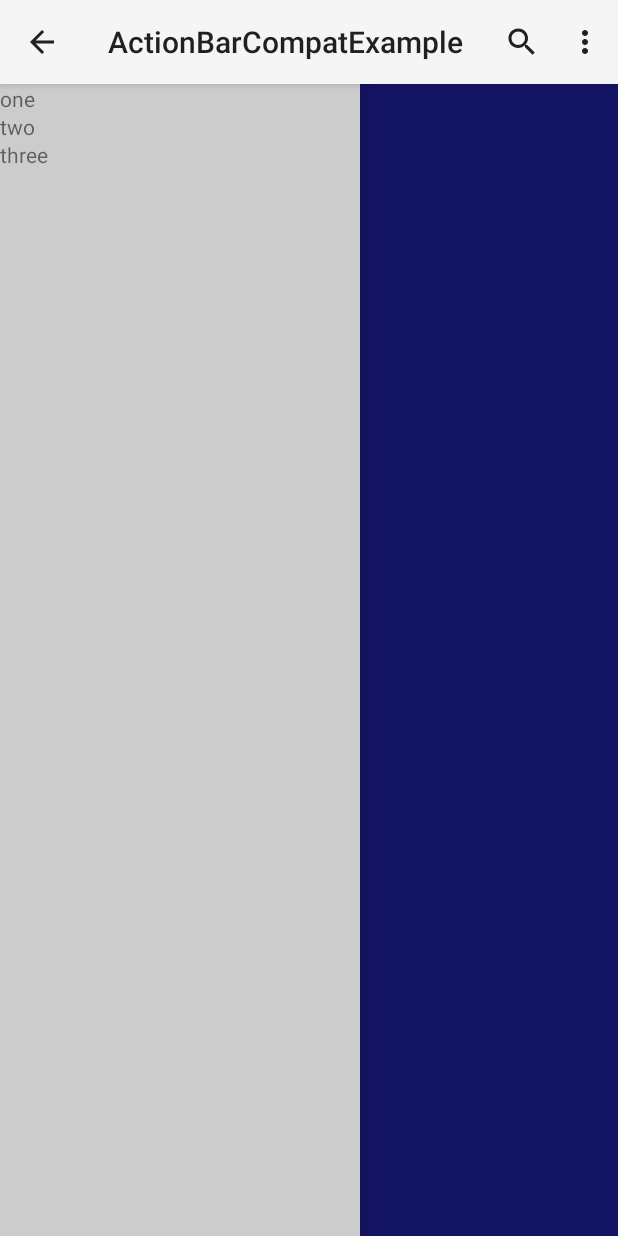
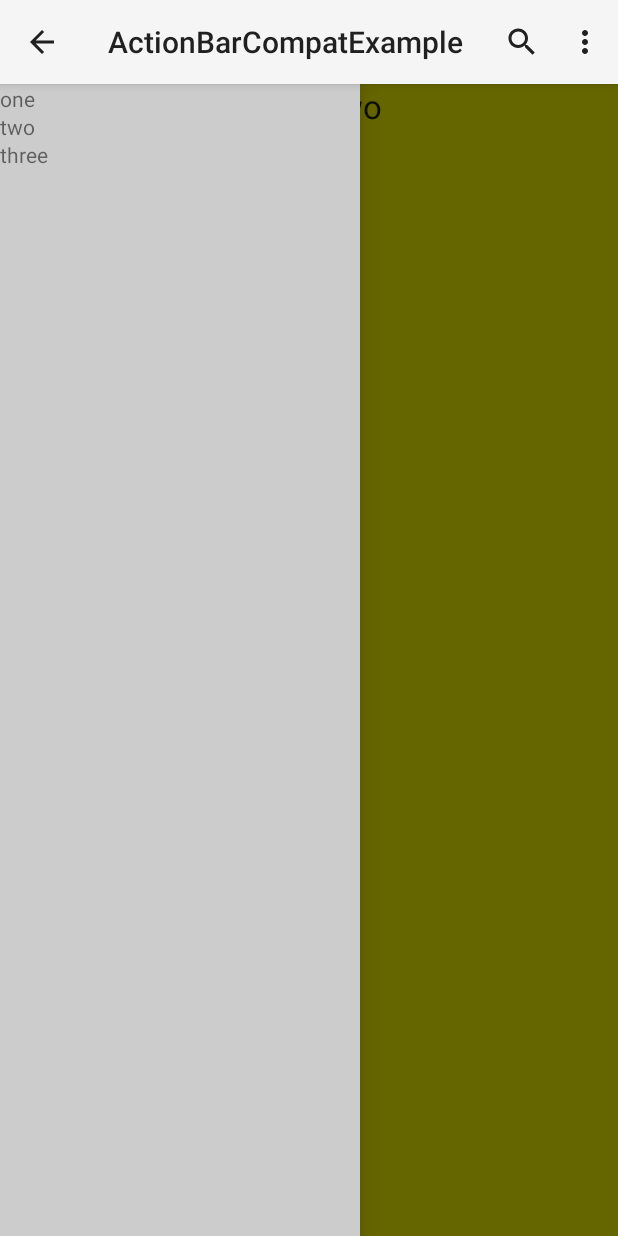
Before and after one commit to emil10001/ActionBarCompatExample, an Android app: the screen it shows after launch (MainActivity), with the side drawer open, on a phone screen of 412 x 824 dp. Run offline under Robolectric (Android 15) with nearby library versions, the phone set to English and light mode, and no system bars; 2 statements that could not run were skipped.

Commit message:
fragment panes

```diff
--- a/ActionBarCompatExample/src/main/java/com/example/actionbarcompatexample/MainActivity.java
+++ b/ActionBarCompatExample/src/main/java/com/example/actionbarcompatexample/MainActivity.java
@@ -22,7 +22,7 @@ public class MainActivity extends ActionBarActivity {
     private ListView mDrawerList;
     private CharSequence mTitle;
     private ActionBarDrawerToggle mDrawerToggle;
-    private SlidingPaneLayout mPanel;
+    private SlidingPaneLayout mPane;
 
     @Override
     protected void onCreate(Bundle savedInstanceState) {
@@ -66,8 +66,12 @@ public class MainActivity extends ActionBarActivity {
         getSupportActionBar().setDisplayHomeAsUpEnabled(true);
         getSupportActionBar().setHomeButtonEnabled(true);
 
-        mPanel = (SlidingPaneLayout)findViewById(R.id.panel);
-        mPanel.openPane();
+        mPane = (SlidingPaneLayout) findViewById(R.id.pane);
+
+        mPane.openPane();
+
+        getSupportFragmentManager().beginTransaction().add(R.id.pane1, new PaneOneFrag(), "pane1").commit();
+        getSupportFragmentManager().beginTransaction().add(R.id.pane2, new PaneTwoFrag(), "pane2").commit();
 
     }
 
--- /dev/null
+++ b/ActionBarCompatExample/src/main/java/com/example/actionbarcompatexample/PaneOneFrag.java
@@ -0,0 +1,27 @@
+package com.example.actionbarcompatexample;
+
+import android.graphics.Color;
+import android.os.Bundle;
+import android.support.v4.app.Fragment;
+import android.view.LayoutInflater;
+import android.view.View;
+import android.view.ViewGroup;
+import android.widget.TextView;
+
+/**
+ * Created by ejohn on 8/28/13.
+ */
+public class PaneOneFrag extends Fragment {
+    @Override
+    public View onCreateView(LayoutInflater inflater, ViewGroup container,
+                             Bundle savedInstanceState) {
+
+        View v = inflater.inflate(R.layout.frags, container, false);
+
+        v.setBackgroundColor(Color.RED);
+        TextView tv = (TextView)v.findViewById(R.id.textView);
+        tv.setText("Pane One");
+
+        return v;
+    }
+}
--- /dev/null
+++ b/ActionBarCompatExample/src/main/java/com/example/actionbarcompatexample/PaneTwoFrag.java
@@ -0,0 +1,28 @@
+package com.example.actionbarcompatexample;
+
+import android.graphics.Color;
+import android.os.Bundle;
+import android.support.v4.app.Fragment;
+import android.view.LayoutInflater;
+import android.view.View;
+import android.view.ViewGroup;
+import android.widget.TextView;
+
+/**
+ * Created by ejohn on 8/28/13.
+ */
+public class PaneTwoFrag extends Fragment {
+    @Override
+    public View onCreateView(LayoutInflater inflater, ViewGroup container,
+                             Bundle savedInstanceState) {
+
+        View v = inflater.inflate(R.layout.frags, container, false);
+
+        v.setBackgroundColor(Color.YELLOW);
+        TextView tv = (TextView)v.findViewById(R.id.textView);
+        tv.setText("Pane Two");
+
+        return v;
+    }
+
+}
--- a/ActionBarCompatExample/src/main/res/layout/activity_main.xml
+++ b/ActionBarCompatExample/src/main/res/layout/activity_main.xml
@@ -7,22 +7,22 @@
 
     <!-- The main content view -->
     <android.support.v4.widget.SlidingPaneLayout
-        android:id="@+id/panel"
+        android:id="@+id/pane"
         android:layout_width="match_parent"
         android:layout_height="match_parent">
 
-        <TextView
+        <FrameLayout
+            android:id="@+id/pane1"
             android:layout_width="360dp"
             android:layout_height="match_parent"
-            android:background="#CC00FF00"
-            android:text="Pane 1" />
+            android:background="#CC00FF00" />
 
-        <TextView
+        <FrameLayout
+            android:id="@+id/pane2"
             android:layout_width="400dp"
             android:layout_height="match_parent"
             android:layout_weight="1"
-            android:background="#CC0000FF"
-            android:text="Pane 2" />
+            android:background="#CC0000FF" />
     </android.support.v4.widget.SlidingPaneLayout>
 
     <!-- The navigation drawer -->
--- /dev/null
+++ b/ActionBarCompatExample/src/main/res/layout/frags.xml
@@ -0,0 +1,14 @@
+<?xml version="1.0" encoding="utf-8"?>
+
+<LinearLayout xmlns:android="http://schemas.android.com/apk/res/android"
+    android:orientation="vertical" android:layout_width="match_parent"
+    android:layout_height="match_parent">
+
+    <TextView
+        android:layout_width="wrap_content"
+        android:layout_height="wrap_content"
+        android:textAppearance="?android:attr/textAppearanceLarge"
+        android:text="Large Text"
+        android:id="@+id/textView"
+        android:layout_gravity="center" />
+</LinearLayout>
```
